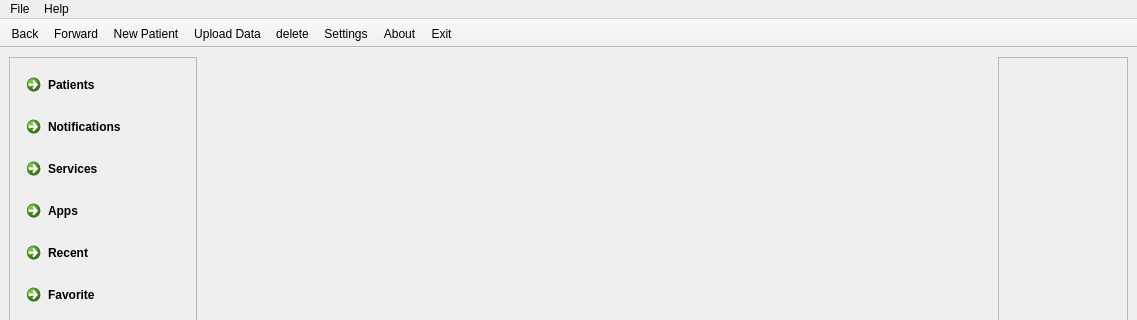
This is ui/mainwindow.ui in creativepsyco/panex-client as Qt 5 draws it before an edit; both pictures show x 0 to 1137 and y 0 to 320 of the 1137 by 668 pixel window. The edited form follows.
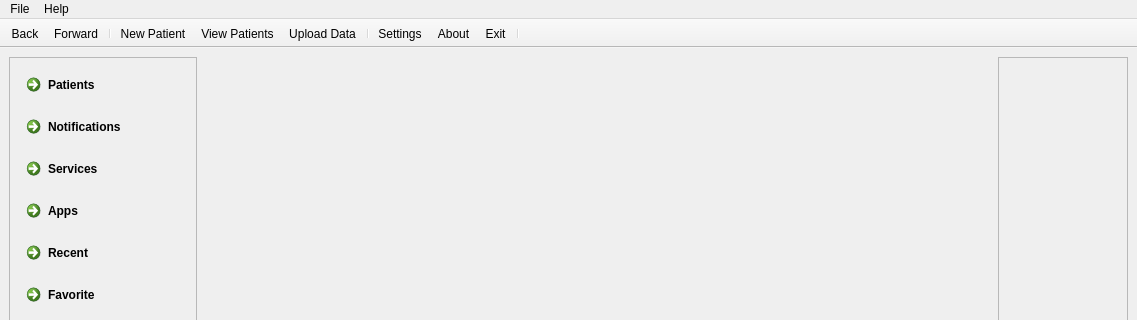
This is the edited form. The open tabs and pages were chosen to show the change. Icons and pictures are not drawn.

The edit to the form file:
```diff
--- a/ui/mainwindow.ui
+++ b/ui/mainwindow.ui
@@ -218,12 +218,15 @@
    </attribute>
    <addaction name="actionBack"/>
    <addaction name="actionForward"/>
+   <addaction name="separator"/>
    <addaction name="actionNew_Patient"/>
+   <addaction name="actionPatient_View"/>
    <addaction name="actionUpload_Data"/>
-   <addaction name="actionDelete"/>
+   <addaction name="separator"/>
    <addaction name="actionSettings"/>
    <addaction name="actionAbout"/>
    <addaction name="actionExit"/>
+   <addaction name="separator"/>
   </widget>
   <action name="actionAbout">
    <property name="icon">
@@ -333,7 +336,10 @@
   </action>
   <action name="actionPatient_View">
    <property name="text">
-    <string>Patient View</string>
+    <string>View Patients</string>
+   </property>
+   <property name="toolTip">
+    <string>View Patients</string>
    </property>
   </action>
  </widget>
```
Left out of the diff: 7 changed lines with no effect on the pictures.
